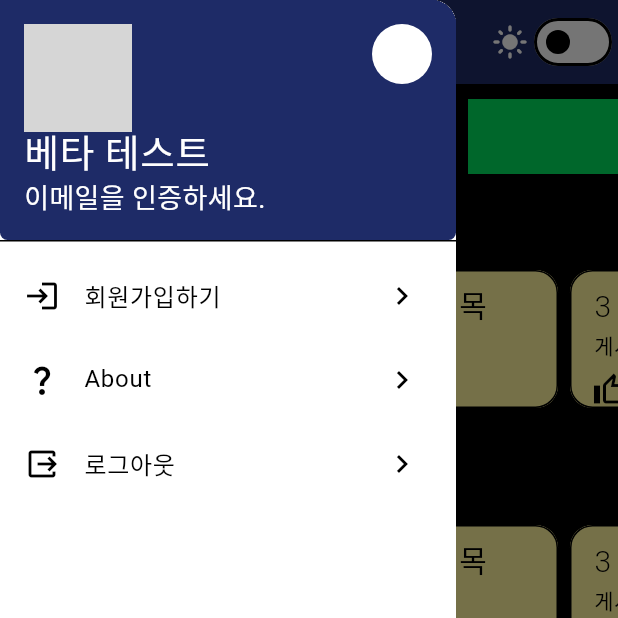
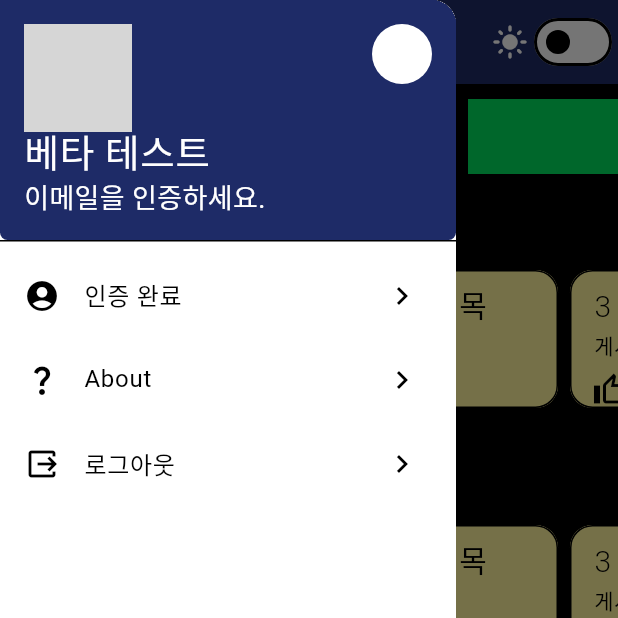
Before and after one commit to gimseongcheol/team_project, a Flutter app: the MainForm screen opened directly, with the side drawer open, on a phone screen of 412 x 824 dp, the top half of it. Run offline on Flutter 3.47's test engine with Material 3 defaults, Android fonts, the phone set to English and light mode, and no system bars; our stand-ins replace cloud_firestore, extended_image, firebase_auth, firebase_core, firebase_storage, flutter_slidable and 7 more; missing offline and left inert: dart:html, flutter_state_notifier; accounts and stored records are empty; network calls fail; Roboto replaces fonts that are missing (Dongle, YeongdeokSea); grey boxes are pictures that could not be loaded.

Commit message:
24.04.08

```diff
--- a/lib/main.dart
+++ b/lib/main.dart
@@ -17,6 +17,7 @@ import 'package:team_project/providers/profile/profile_state.dart';
 import 'package:team_project/repositories/auth_repository.dart';
 import 'package:team_project/repositories/feed_repository.dart';
 import 'package:team_project/repositories/profile_repository.dart';
+import 'package:team_project/screens/signup_screen.dart';
 import 'package:team_project/screens/splash_screen.dart';
 import 'package:team_project/screen/mainPage/editProfile.dart';
 import 'package:team_project/screen/mainPage/editClub.dart';
@@ -221,13 +222,31 @@ class _MainFormState extends State<MainForm> {
                 ),
               ),
             ),
-            _buildDrawerCard(Icons.login, '회원가입하기', Colors.black12, () {}),
+            _buildDrawerCard(
+              user != null && user.isAnonymous
+                ? Icons.login
+                : Icons.account_circle_rounded,
+              user != null && user.isAnonymous ? "회원가입하기" : "인증 완료",
+                  Colors.black12,
+                  () {
+              // 클릭 이벤트 처리하는 함수 람다 전달
+                if (user != null && user.isAnonymous) {
+                  // 익명 로그인 유저인 경우에만 회원가입화면으로 이동
+                  Navigator.push(
+                    context,
+                    MaterialPageRoute(builder: (context) => SignupScreen()),
+                  );
+                }
+              },
+            ),
             _buildDrawerCard(
                 Icons.question_mark_outlined, 'About', Colors.black12, () {
               Navigator.push(context,
                   MaterialPageRoute(builder: (context) => AboutExplain()));
             }),
-            _buildDrawerCard(Icons.output, '로그아웃', Colors.black12, () {}),
+            _buildDrawerCard(Icons.output, '로그아웃', Colors.black12, () async{
+              await context.read<myAuthProvider.AuthProvider>().signOut();
+            }),
           ],
         ),
       ),
--- a/lib/repositories/auth_repository.dart
+++ b/lib/repositories/auth_repository.dart
@@ -1,3 +1,4 @@
+import 'dart:html';
 import 'dart:typed_data';
 import 'package:cloud_firestore/cloud_firestore.dart';
 import 'package:firebase_auth/firebase_auth.dart';
@@ -14,6 +15,7 @@ class AuthRepository {
       {required this.firebaseAuth,
       required this.firebaseStorage,
       required this.firebaseFirestore});
+
 
   Future<void> signOut() async{
     try {
```
